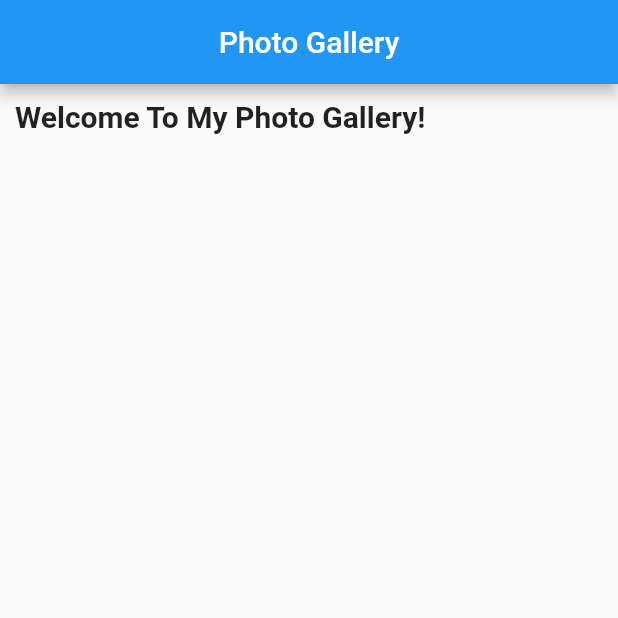
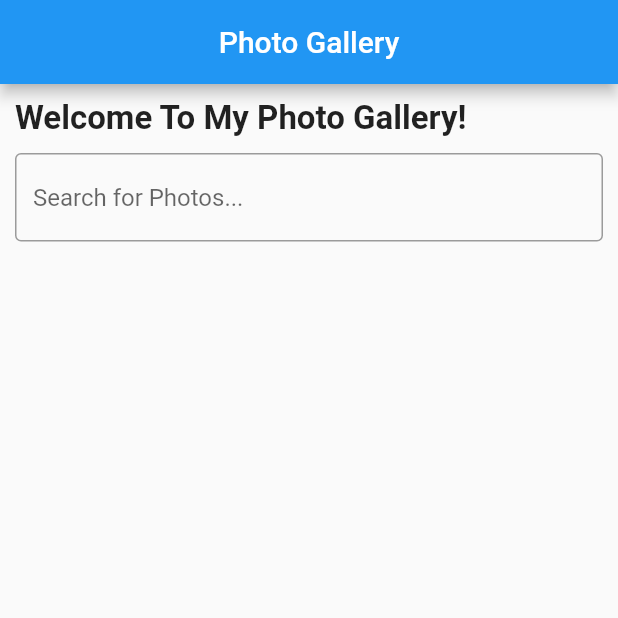
Before and after one commit to Ridoy-paul/ostad-app-assignments-and-live-test, a Flutter app: the screen it shows after launch, on a phone screen of 412 x 824 dp, the top half of it. Run offline on Flutter 3.47's test engine with Material 2 defaults, Android fonts, the phone set to English and light mode, and no system bars.

Commit message:
module 6 assignment updated

```diff
--- a/lib/main.dart
+++ b/lib/main.dart
@@ -10,6 +10,7 @@ class MyApp extends StatelessWidget {
   @override
   Widget build(BuildContext context) {
     return MaterialApp(
+      debugShowCheckedModeBanner: false,
       home: HomePageActivity(),
 
     );
@@ -24,15 +25,30 @@ class HomePageActivity extends StatelessWidget {
     return Scaffold(
       appBar: MyAppBar(),
       body: SafeArea(
-        child: Container(
+        child: SingleChildScrollView(
           padding: EdgeInsets.symmetric(vertical: 10.0, horizontal: 10.0),
-          child: Row(
+          child: Column(
+            crossAxisAlignment: CrossAxisAlignment.start,
             children: [
               Text(
                 'Welcome To My Photo Gallery!',
+                textAlign: TextAlign.left,
                 style: TextStyle(
-                  fontSize: 20.0,
-                  fontWeight: FontWeight.w600,
+                  fontSize: 22.0,
+                  fontWeight: FontWeight.bold,
+                ),
+              ),
+              SizedBox(height: 10.0,),
+              TextField(
+                decoration: InputDecoration(
+                  hintText: 'Search for Photos...',
+                  border: OutlineInputBorder(),
+                  focusedBorder: OutlineInputBorder(
+                    borderSide: BorderSide(color: Colors.black87),
+                  ),
+
+                  ///labelText: 'Search for Photos...',
+
                 ),
               )
             ],
```
